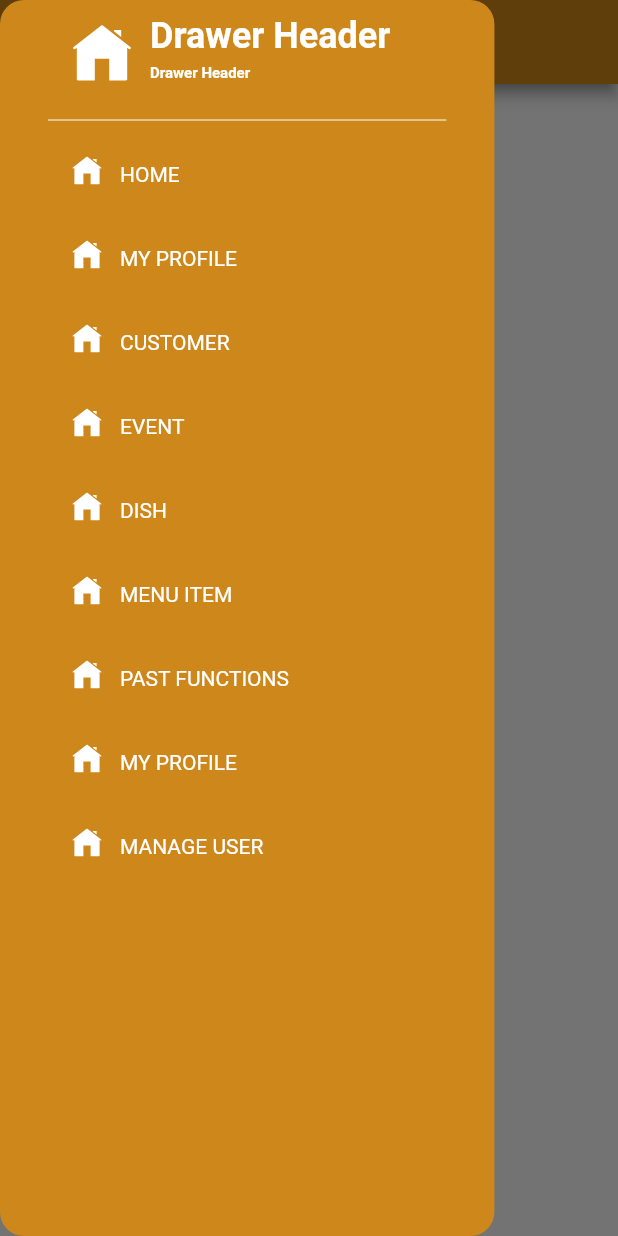
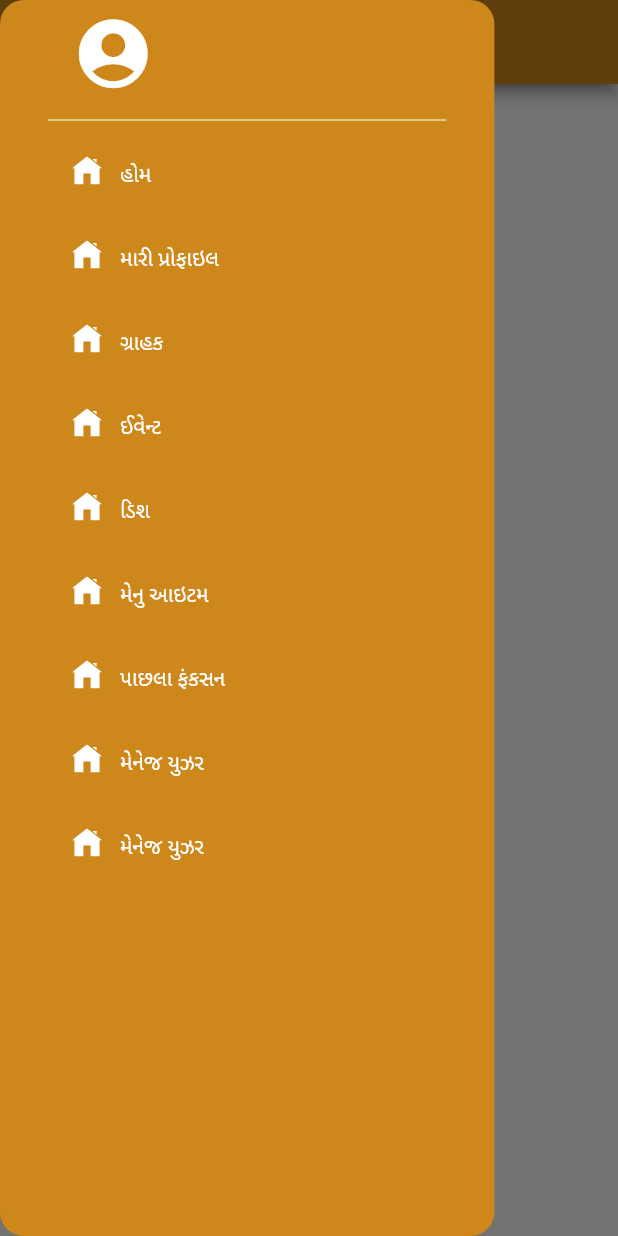
Before and after one commit to aamirsabri/cater_ease_update, a Flutter app: the HomeScreen screen opened by its route, with the side drawer open, on a phone screen of 412 x 824 dp. Run offline on Flutter 3.47's test engine with Material 2 defaults, Android fonts, the light colour scheme and no system bars; our stand-ins replace cloud_firestore, firebase_auth, firebase_core, firebase_storage, flutter_easyloading, flutter_native_splash and 3 more; missing offline and left inert: android_id; accounts and stored records are empty; Roboto replaces fonts that are missing (Montserrat); project files that could hold a hidden picture were left out.

Commit message:
drawer continue

```diff
--- a/lib/app/constants.dart
+++ b/lib/app/constants.dart
@@ -106,3 +106,9 @@ const String COL_LOGO = "logo";
 const String COL_MOBILE = "mobile";
 const String COL_PLACE = "place";
 const String COL_IS_ACTIVE = "isActive";
+
+const String COL_IMEI = "imei";
+const String COL_MSG = "msg";
+const String COL_USER_ID = "userId";
+const String COL_USER_NAME = "userName";
+const String COL_PASSWORD = "password";
--- a/lib/domain/caterer_provider.dart
+++ b/lib/domain/caterer_provider.dart
@@ -16,9 +16,10 @@ class CatererProvider with ChangeNotifier{
     notifyListeners();
   }
 
-  fetchCatererDetail(String catererId) async{
+  Future<void> fetchCatererDetail(String catererId) async{
+
     SharedPreferences _sharedPreferences = await SharedPreferences.getInstance();
-    String catererId = await AppPreference(_sharedPreferences).getValue(COL_CATERER_ID);
+    catererId = catererId??await AppPreference(_sharedPreferences).getValue(COL_CATERER_ID);
     FirebaseFirestore _firestore = FirebaseFirestore.instance;
     Caterer caterer = await _firestore.collection("caterers").doc(catererId).get().
       then((DocumentSnapshot<Map<String,dynamic>> doc){
--- a/lib/domain/user_provider.dart
+++ b/lib/domain/user_provider.dart
@@ -12,4 +12,6 @@ class UserDetailProvider with ChangeNotifier {
     notifyListeners();
   }
 
+
+
 }
--- a/lib/model/user_model.dart
+++ b/lib/model/user_model.dart
@@ -1,6 +1,62 @@
 import 'package:cater_ease/app/constants.dart';
+import 'package:cloud_firestore/cloud_firestore.dart';
 
+class User{
+  String catererId;
+  String? catererName;
+  String email;
+  String? imei;
+  String? msg;
+  String userId;
+  String userName;
+  String password;
+  String? mobile;
+  bool isActive;
 
-class User {
+  User({
+    required this.catererId,
+    this.catererName,
+    required this.email,
+    this.imei,
+    this.msg,
+    required this.userId,
+    required this.userName,
+    required this.password,
+    required this.mobile,
+    required this.isActive
+    });
 
+  factory User.fromFirestore(
+    DocumentSnapshot<Map<String, dynamic>> snapshot
+
+  ) {
+      final data = snapshot.data();
+      return User(
+        imei: data?[COL_IMEI],
+        catererId: data?[COL_CATERER_ID],
+        catererName: data?[COL_CATERER_NAME],
+        email: data?[COL_EMAIL],
+        mobile: data?[COL_MOBILE],
+        userId: data?[COL_USER_ID],
+        userName: data?[COL_USER_NAME],
+        password: data?[COL_PASSWORD],
+        isActive: data?[COL_IS_ACTIVE],
+        msg: data?[COL_MSG],
+      );
+  }
+
+  Map<String, dynamic> toFirestore() {
+    return {
+      COL_CATERER_ID: catererId,
+      COL_CATERER_NAME: catererName,
+      COL_EMAIL: email,
+      COL_MOBILE: mobile??'',
+      COL_USER_ID:userId,
+      COL_USER_NAME:userName,
+      COL_MSG:msg??"",
+      COL_IMEI:imei??"",
+      COL_PASSWORD:password,
+      COL_IS_ACTIVE:isActive??false,
+    };
+  }
 }
--- a/lib/presentation/auth/login.dart
+++ b/lib/presentation/auth/login.dart
@@ -31,7 +31,7 @@ class _LoginScreenState extends State<LoginScreen> {
 
   @override
   void initState() {
-    _loginViewModelController = LoginViewModelController();
+    _loginViewModelController = LoginViewModelController(context);
     SystemChrome.setEnabledSystemUIMode(
       SystemUiMode.manual,
       overlays: [SystemUiOverlay.top, SystemUiOverlay.bottom],
@@ -47,7 +47,7 @@ class _LoginScreenState extends State<LoginScreen> {
   @override
   void didChangeDependencies() async {
     // TODO: implement didChangeDependencies
-    _loginViewModelController = LoginViewModelController();
+    _loginViewModelController = LoginViewModelController(context);
 
     super.didChangeDependencies();
   }
--- a/lib/presentation/home/home_screen.dart
+++ b/lib/presentation/home/home_screen.dart
@@ -1,12 +1,19 @@
+import 'package:cater_ease/domain/caterer_provider.dart';
+import 'package:cater_ease/domain/user_provider.dart';
+import 'package:cater_ease/model/caterer_model.dart';
 import 'package:cater_ease/presentation/color_manager.dart';
 import 'package:cater_ease/presentation/font_manager.dart';
 import 'package:cater_ease/presentation/style_manager.dart';
 import 'package:cater_ease/presentation/value_manager.dart';
 import 'package:cater_ease/presentation/widget/drawer_list_tile.dart';
 import 'package:flutter/material.dart';
+import 'package:cater_ease/model/user_model.dart' as user;
 import 'package:flutter/src/widgets/framework.dart';
 import 'package:flutter/src/widgets/placeholder.dart';
 import 'package:flutter_svg/svg.dart';
+import 'package:provider/provider.dart';
+
+import '../string_manager.dart';
 
 class HomeScreen extends StatefulWidget {
   const HomeScreen({super.key});
@@ -16,16 +23,34 @@ class HomeScreen extends StatefulWidget {
 }
 
 class _HomeScreenState extends State<HomeScreen> {
+  user.User? _user;
+  Caterer? _caterer;
+
+  @override
+  void didChangeDependencies() async {
+    // TODO: implement didChangeDependencies
+    super.didChangeDependencies();
+    _user = await Provider.of<UserDetailProvider>(context,listen: false).user;
+    print("user " + _user!.userName);
+    _caterer = await Provider.of<CatererProvider>(context,listen: false).caterer;
+    setState(() {
+
+    });
+  }
+
   @override
   Widget build(BuildContext context) {
     return Scaffold(
       drawer: Container(
-        padding: EdgeInsets.symmetric(horizontal: 32),
+        padding: const EdgeInsets.symmetric(horizontal: 32),
         decoration: BoxDecoration(
             color: ColorManager.primary,
             borderRadius: BorderRadius.circular(16)),
         width: MediaQuery.of(context).size.width * 0.8,
         child: ListView(
+          children: [
+            Expanded(
+              child: Column(
                 children: [
                   Container(
                     child: ListTile(
@@ -34,67 +59,79 @@ class _HomeScreenState extends State<HomeScreen> {
                       leading: Column(
                         mainAxisAlignment: MainAxisAlignment.center,
                         children: [
-                    SvgPicture.asset(
-                      "assets/icons/svg/home.svg",
-                      width: 40,
-                      height: 40,
-                      color: ColorManager.white,
-                    ),
+                          Icon(Icons.account_circle,size: 55,color: ColorManager.white,),
                         ],
                       ),
                       title: Text(
-                  'Drawer Header',
+                        _user?.catererName??"",
                         style: getSemiBoldStyle(
                             fontColor: ColorManager.white,
                             fontSize: FontSize.bigSize),
                       ),
                       subtitle: Text(
-                  'Drawer Header',
+                        _user?.email??"",
                         style: getSemiBoldStyle(
                             fontColor: ColorManager.white,
                             fontSize: FontSize.smallSize),
                       ),
                     ),
                   ),
+
+
+
             Divider(
               color: ColorManager.white,
             ),
             DrawerListItem(
-              title: "HOME",
+              title: AppStrings.home,
               icon: "assets/icons/svg/home.svg",
             ),
             DrawerListItem(
-              title: "MY PROFILE",
+              title: AppStrings.myprofile,
               icon: "assets/icons/svg/home.svg",
             ),
             DrawerListItem(
-              title: "CUSTOMER",
+              title: AppStrings.customer,
               icon: "assets/icons/svg/home.svg",
             ),
             DrawerListItem(
-              title: "EVENT",
+              title: AppStrings.event,
               icon: "assets/icons/svg/home.svg",
             ),
             DrawerListItem(
-              title: "DISH",
+              title: AppStrings.dish,
               icon: "assets/icons/svg/home.svg",
             ),
             DrawerListItem(
-              title: "MENU ITEM",
+              title: AppStrings.menuItem,
               icon: "assets/icons/svg/home.svg",
             ),
             DrawerListItem(
-              title: "PAST FUNCTIONS",
+              title: AppStrings.pastFunction,
               icon: "assets/icons/svg/home.svg",
             ),
+
             DrawerListItem(
-              title: "MY PROFILE",
+              title: AppStrings.manageUser,
               icon: "assets/icons/svg/home.svg",
             ),
-            DrawerListItem(
-              title: "MANAGE USER",
+
+          ],
+          ),
+            ),
+            Column(
+
+              children: [
+              Container(
+                child: Align(
+                  alignment: Alignment.bottomCenter,
+                  child: DrawerListItem(
+                              title: AppStrings.manageUser,
                               icon: "assets/icons/svg/home.svg",
-            )
+                            ),
+                ),
+              ),
+            ],),
           ],
         ),
       ),
--- a/lib/presentation/route_manager.dart
+++ b/lib/presentation/route_manager.dart
@@ -38,8 +38,11 @@ class RouteGenerator {
       case Routes.loginRoute:
         {
           return MaterialPageRoute(
-              builder: (_) => HomeScreen(), settings: settings);
+              builder: (_) => LoginScreen(), settings: settings);
         }
+      case Routes.homeRoute:{
+        return MaterialPageRoute(builder: (_) => HomeScreen());
+      }
 
       default:
         return unDefinedRoute();
--- a/lib/presentation/string_manager.dart
+++ b/lib/presentation/string_manager.dart
@@ -33,5 +33,14 @@ class AppStrings {
   static const String emailAlreadyExist = "The account already exists for that email";
 
 
+  //Gujarati label
+  static const String home = "હોમ";
+  static const String myprofile ="મારી પ્રોફાઇલ";
+  static const String customer = "ગ્રાહક";
+  static const String event = "ઈવેન્ટ";
+  static const String dish = "ડિશ";
+  static const String menuItem = "મેનુ આઇટમ";
+  static const String pastFunction = "પાછલા ફંકસન";
+  static const String manageUser = "મેનેજ યુઝર";
 
 }
```
Also changed, not shown: lib/presentation/auth/login_view_model.dart (+10 -3 lines). Lines whose indentation alone changed are shown as unchanged.
